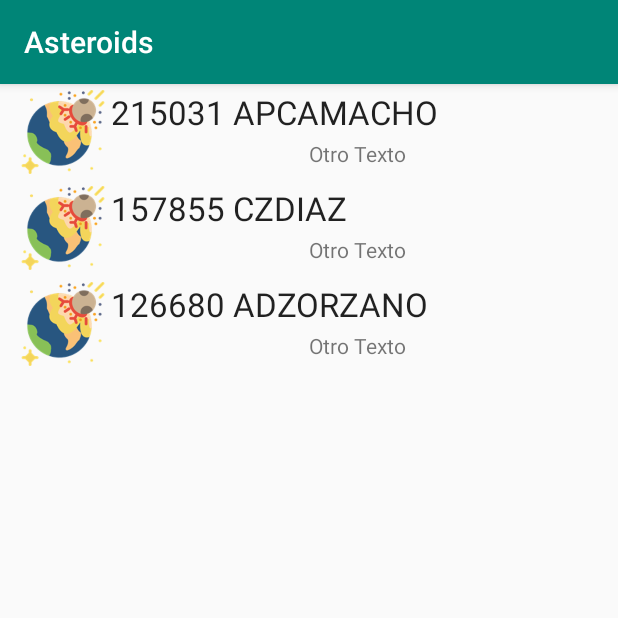
After one commit to snksnake/Asteroids, an Android app: the Score screen opened directly, with no data from a screen before it, on a phone screen of 412 x 824 dp, the top half of it. The commit adds this screen. Run offline under Robolectric (Android 15) with nearby library versions, the light colour scheme and no system bars.

Commit message:
Scores added

```diff
--- a/app/build.gradle
+++ b/app/build.gradle
@@ -22,6 +22,7 @@ dependencies {
     implementation fileTree(dir: 'libs', include: ['*.jar'])
     implementation 'com.android.support:appcompat-v7:27.1.1'
     implementation 'com.android.support.constraint:constraint-layout:1.1.3'
+    implementation 'com.android.support:recyclerview-v7:27.0.0'
     testImplementation 'junit:junit:4.12'
     androidTestImplementation 'com.android.support.test:runner:1.0.2'
     androidTestImplementation 'com.android.support.test.espresso:espresso-core:3.0.2'
--- a/app/src/main/AndroidManifest.xml
+++ b/app/src/main/AndroidManifest.xml
@@ -19,7 +19,8 @@
         <activity
             android:name=".About"
             android:theme="@style/Theme.AppCompat.Dialog" />
-        <activity android:name=".Settings"></activity>
+        <activity android:name=".Settings" />
+        <activity android:name=".Score"></activity>
     </application>
 
 </manifest>
--- /dev/null
+++ b/app/src/main/java/adapters/Adapter.java
@@ -0,0 +1,64 @@
+package adapters;
+
+
+import android.content.Context;
+import android.support.v7.widget.RecyclerView;
+import android.view.LayoutInflater;
+import android.view.View;
+import android.view.ViewGroup;
+import android.widget.ImageView;
+import android.widget.TextView;
+
+import java.util.List;
+
+import maa.asteroids.R;
+
+public class Adapter extends RecyclerView.Adapter<Adapter.ViewHolder> {
+    private LayoutInflater inflador;
+    private List<String> lista;
+
+    public Adapter(Context context, List<String> lista) {
+        this.lista = lista;
+        //Modification
+        inflador = (LayoutInflater) context.getSystemService(Context.LAYOUT_INFLATER_SERVICE);
+    }
+
+    @Override
+    public ViewHolder onCreateViewHolder(ViewGroup parent, int viewType) {
+        View v = inflador.inflate(R.layout.list_elements, parent, false);
+        return new ViewHolder(v);
+    }
+
+    @Override
+    public void onBindViewHolder(ViewHolder holder, int i) {
+        holder.titulo.setText(lista.get(i));
+        switch (Math.round((float) Math.random() * 3)) {
+            case 0:
+                holder.icon.setImageResource(R.drawable.asteroid);
+                break;
+            case 1:
+                holder.icon.setImageResource(R.drawable.asteroid);
+                break;
+            default:
+                holder.icon.setImageResource(R.drawable.asteroid);
+                break;
+        }
+    }
+
+    @Override
+    public int getItemCount() {
+        return lista.size();
+    }
+
+    public class ViewHolder extends RecyclerView.ViewHolder {
+        public TextView titulo, subtitutlo;
+        public ImageView icon;
+
+        ViewHolder(View itemView) {
+            super(itemView);
+            titulo = itemView.findViewById(R.id.titulo);
+            subtitutlo = itemView.findViewById(R.id.subtitulo);
+            icon = itemView.findViewById(R.id.icono);
+        }
+    }
+}
--- /dev/null
+++ b/app/src/main/java/interfaces/StorageScore.java
@@ -0,0 +1,8 @@
+package interfaces;
+
+import java.util.List;
+
+public interface StorageScore {
+    void storeScore(int puntos,String nombre,long fecha);
+    List<String> listScore(int cantidad);
+}
--- a/app/src/main/java/maa/asteroids/MainActivity.java
+++ b/app/src/main/java/maa/asteroids/MainActivity.java
@@ -1,7 +1,9 @@
 package maa.asteroids;
 
 import android.content.Intent;
+import android.content.SharedPreferences;
 import android.content.res.Configuration;
+import android.preference.PreferenceManager;
 import android.support.v7.app.AppCompatActivity;
 import android.os.Bundle;
 import android.util.Log;
@@ -9,11 +11,15 @@ import android.view.Menu;
 import android.view.MenuItem;
 import android.view.View;
 import android.widget.Button;
+import android.widget.Toast;
 
 import java.util.prefs.AbstractPreferences;
 
+import interfaces.StorageScore;
+
 public class MainActivity extends AppCompatActivity {
-    Button btnAbout, btnExit, btnSettings;
+    Button btnAbout, btnExit, btnSettings, btnPlay;
+    public static StorageScore scores = new StorageScoreList();
 
     @Override
     public void onCreate(Bundle savedInstanceState) {
@@ -31,6 +37,7 @@ public class MainActivity extends AppCompatActivity {
         btnAbout = findViewById(R.id.btn_about);
         btnExit = findViewById(R.id.btn_exit);
         btnSettings = findViewById(R.id.btn_confi);
+        btnPlay = findViewById(R.id.btn_play);
 
         btnAbout.setOnClickListener(new View.OnClickListener() {
             @Override
@@ -52,6 +59,14 @@ public class MainActivity extends AppCompatActivity {
             public void onClick(View v) {
                 final Intent intent = new Intent(MainActivity.this, Settings.class);
                 startActivity(intent);
+            }
+        });
+
+        btnPlay.setOnClickListener(new View.OnClickListener() {
+            @Override
+            public void onClick(View v) {
+                Intent i = new Intent(MainActivity.this, Score.class);
+                startActivity(i);
             }
         });
     }
@@ -86,4 +101,12 @@ public class MainActivity extends AppCompatActivity {
         }
         return super.onOptionsItemSelected(item);
     }
+
+    public void mostrarPreferencias(){
+        SharedPreferences pref =
+                PreferenceManager.getDefaultSharedPreferences(this);
+        String s = "música: " + pref.getBoolean("musica",true)
+                +", gráficos: " + pref.getString("graficos","?");
+        Toast.makeText(this, s, Toast.LENGTH_SHORT).show();
+    }
 }
--- /dev/null
+++ b/app/src/main/java/maa/asteroids/Score.java
@@ -0,0 +1,24 @@
+package maa.asteroids;
+
+import android.support.v7.app.AppCompatActivity;
+import android.os.Bundle;
+import android.support.v7.widget.LinearLayoutManager;
+import android.support.v7.widget.RecyclerView;
+import adapters.Adapter;
+
+public class Score extends AppCompatActivity {
+    private RecyclerView recyclerView;
+    private RecyclerView.LayoutManager layoutManager;
+    private Adapter adapter;
+
+    @Override
+    protected void onCreate(Bundle savedInstanceState) {
+        super.onCreate(savedInstanceState);
+        setContentView(R.layout.activity_score);
+        recyclerView = findViewById(R.id.recycler_view);
+        adapter = new Adapter(this, MainActivity.scores.listScore(10));
+        recyclerView.setAdapter(adapter);
+        layoutManager = new LinearLayoutManager(this);
+        recyclerView.setLayoutManager(layoutManager);
+    }
+}
--- a/app/src/main/java/maa/asteroids/Settings.java
+++ b/app/src/main/java/maa/asteroids/Settings.java
@@ -1,7 +1,10 @@
 package maa.asteroids;
 
+import android.content.SharedPreferences;
+import android.preference.PreferenceManager;
 import android.support.v7.app.AppCompatActivity;
 import android.os.Bundle;
+import android.widget.Toast;
 
 public class Settings extends AppCompatActivity {
 
--- /dev/null
+++ b/app/src/main/java/maa/asteroids/StorageScoreList.java
@@ -0,0 +1,24 @@
+package maa.asteroids;
+
+import java.util.ArrayList;
+import java.util.List;
+
+import interfaces.StorageScore;
+
+public class StorageScoreList implements StorageScore {
+    private List<String> scores;
+    public StorageScoreList() {
+        scores = new ArrayList<String>();
+        scores.add("215031 APCAMACHO");
+        scores.add("157855 CZDIAZ");
+        scores.add("126680 ADZORZANO");
+    }
+    @Override
+    public void storeScore(int puntos, String nombre, long fecha) {
+        scores.add(0, puntos + " " + nombre);
+    }
+    @Override
+    public List<String> listScore(int cantidad) {
+        return scores;
+    }
+}
--- /dev/null
+++ b/app/src/main/res/layout/activity_score.xml
@@ -0,0 +1,6 @@
+<android.support.v7.widget.RecyclerView xmlns:android="http://schemas.android.com/apk/res/android"
+    android:id="@+id/recycler_view"
+    android:layout_width="match_parent"
+    android:layout_height="match_parent"
+    android:layout_marginLeft="10dp"
+    android:layout_marginRight="10dp" />
--- /dev/null
+++ b/app/src/main/res/layout/list_elements.xml
@@ -0,0 +1,32 @@
+<RelativeLayout xmlns:android="http://schemas.android.com/apk/res/android"
+    android:layout_width="match_parent"
+    android:layout_height="?android:attr/listPreferredItemHeight"
+    android:paddingTop="4dp"
+    android:paddingBottom="4dp">
+
+    <ImageView
+        android:id="@+id/icono"
+        android:layout_width="?android:attr/listPreferredItemHeight"
+        android:layout_height="match_parent"
+        android:layout_alignParentLeft="true"
+        android:src="@drawable/asteroid" />
+
+    <TextView
+        android:id="@+id/titulo"
+        android:layout_width="match_parent"
+        android:layout_height="wrap_content"
+        android:layout_alignParentTop="true"
+        android:layout_toRightOf="@id/icono"
+        android:maxLines="1"
+        android:textAppearance="?android:attr/textAppearanceLarge" />
+
+    <TextView
+        android:id="@+id/subtitulo"
+        android:layout_width="match_parent"
+        android:layout_height="match_parent"
+        android:layout_below="@id/titulo"
+        android:layout_alignParentBottom="true"
+        android:layout_toRightOf="@id/icono"
+        android:gravity="center"
+        android:text="Otro Texto" />
+</RelativeLayout>
```
